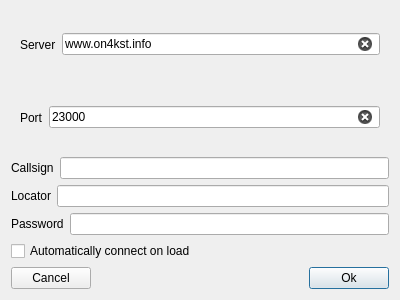
First picture: the form in mqt/MqtKSTClient/kstconfigure.ui, repository Rsclub22/Minos2-Mirror, before the edit.
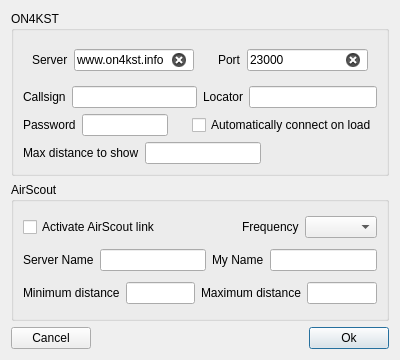
Second picture: the form after the edit.

Diff of the .ui file:
```diff
--- a/mqt/MqtKSTClient/kstconfigure.ui
+++ b/mqt/MqtKSTClient/kstconfigure.ui
@@ -7,14 +7,22 @@
     <x>0</x>
     <y>0</y>
     <width>400</width>
-    <height>300</height>
+    <height>360</height>
    </rect>
   </property>
   <property name="windowTitle">
    <string>Minos KST Client Configuration</string>
   </property>
+  <layout class="QVBoxLayout" name="verticalLayout_3">
+   <item>
+    <widget class="QGroupBox" name="groupBox">
+     <property name="title">
+      <string>ON4KST</string>
+     </property>
   <layout class="QVBoxLayout" name="verticalLayout">
    <item>
+       <layout class="QHBoxLayout" name="horizontalLayout_7">
+        <item>
     <widget class="QFrame" name="serverFrame">
      <layout class="QHBoxLayout" name="horizontalLayout_6">
       <item>
@@ -60,6 +68,10 @@
      </layout>
     </widget>
    </item>
+       </layout>
+      </item>
+      <item>
+       <layout class="QHBoxLayout" name="horizontalLayout_8">
    <item>
     <layout class="QHBoxLayout" name="horizontalLayout_4">
      <item>
@@ -92,6 +104,10 @@
      </item>
     </layout>
    </item>
+       </layout>
+      </item>
+      <item>
+       <layout class="QHBoxLayout" name="horizontalLayout_9">
    <item>
     <layout class="QHBoxLayout" name="horizontalLayout_3">
      <item>
@@ -110,11 +126,183 @@
      </item>
     </layout>
    </item>
+        <item>
+         <spacer name="horizontalSpacer_3">
+          <property name="orientation">
+           <enum>Qt::Horizontal</enum>
+          </property>
+          <property name="sizeHint" stdset="0">
+           <size>
+            <width>40</width>
+            <height>20</height>
+           </size>
+          </property>
+         </spacer>
+        </item>
    <item>
     <widget class="QCheckBox" name="autoConnect">
      <property name="text">
       <string>Automatically connect on load</string>
      </property>
+         </widget>
+        </item>
+       </layout>
+      </item>
+      <item>
+       <layout class="QHBoxLayout" name="horizontalLayout_10">
+        <item>
+         <widget class="QLabel" name="label_6">
+          <property name="text">
+           <string>Max distance to show</string>
+          </property>
+         </widget>
+        </item>
+        <item>
+         <widget class="QLineEdit" name="maxDistanceEdit">
+          <property name="clearButtonEnabled">
+           <bool>true</bool>
+          </property>
+         </widget>
+        </item>
+        <item>
+         <spacer name="horizontalSpacer_4">
+          <property name="orientation">
+           <enum>Qt::Horizontal</enum>
+          </property>
+          <property name="sizeHint" stdset="0">
+           <size>
+            <width>40</width>
+            <height>20</height>
+           </size>
+          </property>
+         </spacer>
+        </item>
+       </layout>
+      </item>
+     </layout>
+    </widget>
+   </item>
+   <item>
+    <widget class="QGroupBox" name="groupBox">
+     <property name="title">
+      <string>AirScout</string>
+     </property>
+     <layout class="QVBoxLayout" name="verticalLayout_2">
+      <item>
+       <layout class="QHBoxLayout" name="horizontalLayout_11">
+        <item>
+         <widget class="QCheckBox" name="activateAirScoutcb">
+          <property name="text">
+           <string>Activate AirScout link</string>
+          </property>
+         </widget>
+        </item>
+        <item>
+         <spacer name="horizontalSpacer_2">
+          <property name="orientation">
+           <enum>Qt::Horizontal</enum>
+          </property>
+          <property name="sizeHint" stdset="0">
+           <size>
+            <width>40</width>
+            <height>20</height>
+           </size>
+          </property>
+         </spacer>
+        </item>
+        <item>
+         <widget class="QLabel" name="label_7">
+          <property name="text">
+           <string>Frequency</string>
+          </property>
+         </widget>
+        </item>
+        <item>
+         <widget class="QComboBox" name="ASFreqCombo"/>
+        </item>
+       </layout>
+      </item>
+      <item>
+       <layout class="QHBoxLayout" name="horizontalLayout_16">
+        <item>
+         <layout class="QHBoxLayout" name="horizontalLayout_14">
+          <item>
+           <widget class="QLabel" name="label_8">
+            <property name="text">
+             <string>Server Name</string>
+            </property>
+           </widget>
+          </item>
+          <item>
+           <widget class="QLineEdit" name="ASServerName">
+            <property name="clearButtonEnabled">
+             <bool>true</bool>
+            </property>
+           </widget>
+          </item>
+         </layout>
+        </item>
+        <item>
+         <layout class="QHBoxLayout" name="horizontalLayout_15">
+          <item>
+           <widget class="QLabel" name="label_9">
+            <property name="text">
+             <string>My Name</string>
+            </property>
+           </widget>
+          </item>
+          <item>
+           <widget class="QLineEdit" name="ASMyName">
+            <property name="clearButtonEnabled">
+             <bool>true</bool>
+            </property>
+           </widget>
+          </item>
+         </layout>
+        </item>
+       </layout>
+      </item>
+      <item>
+       <layout class="QHBoxLayout" name="horizontalLayout_17">
+        <item>
+         <layout class="QHBoxLayout" name="horizontalLayout_13">
+          <item>
+           <widget class="QLabel" name="label_10">
+            <property name="text">
+             <string>Minimum distance</string>
+            </property>
+           </widget>
+          </item>
+          <item>
+           <widget class="QLineEdit" name="ASMinDistance">
+            <property name="clearButtonEnabled">
+             <bool>true</bool>
+            </property>
+           </widget>
+          </item>
+         </layout>
+        </item>
+        <item>
+         <layout class="QHBoxLayout" name="horizontalLayout_12">
+          <item>
+           <widget class="QLabel" name="label_11">
+            <property name="text">
+             <string>Maximum distance</string>
+            </property>
+           </widget>
+          </item>
+          <item>
+           <widget class="QLineEdit" name="ASMaxDistance">
+            <property name="clearButtonEnabled">
+             <bool>true</bool>
+            </property>
+           </widget>
+          </item>
+         </layout>
+        </item>
+       </layout>
+      </item>
+     </layout>
     </widget>
    </item>
    <item>
```
Lines whose indentation alone changed are shown as unchanged.
